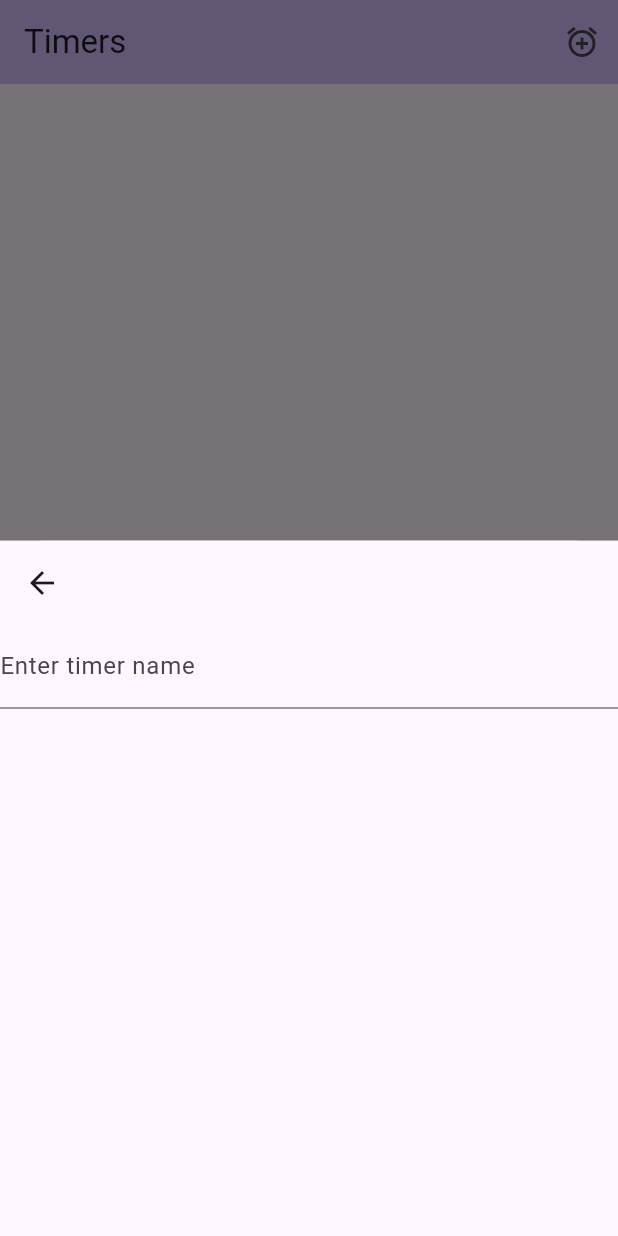
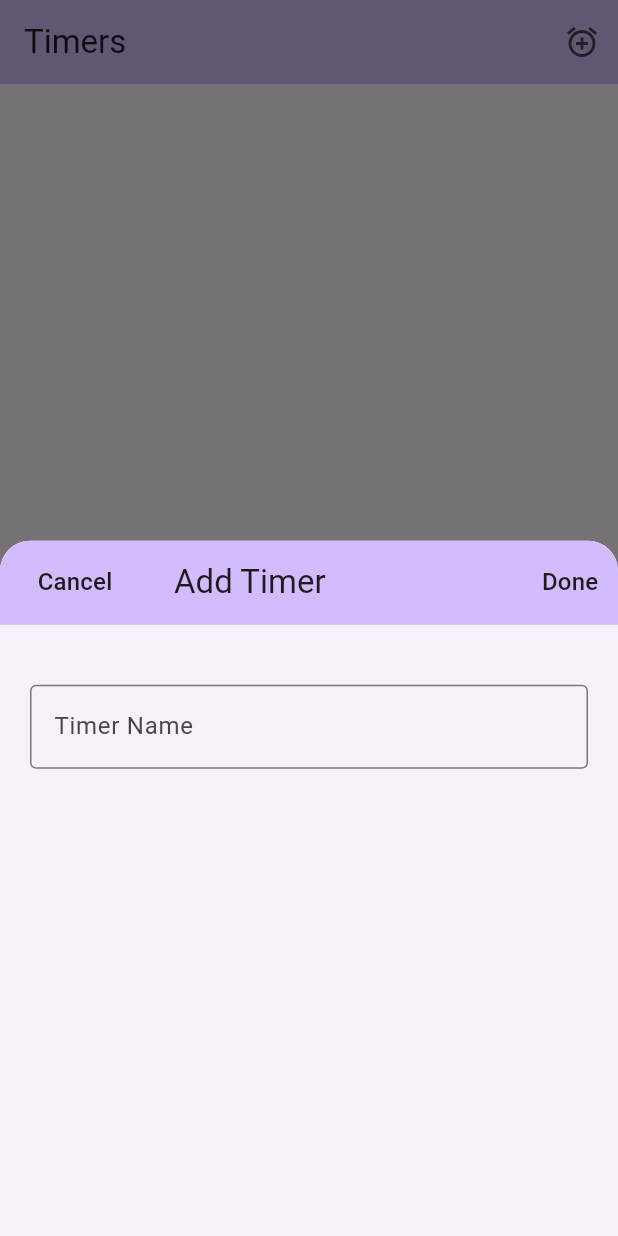
Before and after one commit to orangatun/timing-flutter, a Flutter app: the screen it shows after launch, after a tap on the "add alarm" icon, on a phone screen of 412 x 824 dp. Run offline on Flutter 3.47's test engine with Material 2 defaults, Android fonts, the phone set to English and light mode, and no system bars.

Commit message:
Fixed subsequent timer names Improved look of details screen and modal Added done and cancel text buttons to modal and details screen

```diff
--- a/timing/lib/main.dart
+++ b/timing/lib/main.dart
@@ -1,5 +1,6 @@
 
 import 'dart:async';
+// import 'dart:html';
 
 import 'package:intl/intl.dart';
 import 'package:provider/provider.dart';
@@ -53,7 +54,6 @@ class MyAppState extends ChangeNotifier {
       t.running += const Duration(seconds: 1);
       notifyListeners();
     });
-    // notifyListeners();
   }
 
   void stopTimer(TimerClock t) {
@@ -210,43 +210,13 @@ class _MyHomePageState extends State<MyHomePage> {
           actions: <Widget>[
             IconButton(
               onPressed: () {
-                showModalBottomSheet<void>(context: context, builder: (BuildContext context) {
-                  return Scaffold(
-
-                  appBar: AppBar(
-                    // title: const Text('Add Timer'),
-
-                    // leading: TextButton(
-                    // // leading: IconButton(icon: Icon(Icons.cancel_outlined),
-                    //   child: const Text('Cancel'),
-                    //   onPressed: () => Navigator.pop(context),
-                    // ),
-                  ),
-                  // body: Card(child: const Text('Name')),
-                  body: Column(
-                    children: <Widget>[
-
-                      TextFormField(
-                        autocorrect: true,
-                        decoration: const InputDecoration(
-                          border: UnderlineInputBorder(),
-                          labelText: 'Enter timer name',
-                        ),
-                        onFieldSubmitted: (value) => appState.addTimer(value),
-                      )
-
-                    ],
-                  )
-                );
-              }
-              );
-
-
+                addTimerModal(context, appState);
               },
               icon: const Icon(Icons.add_alarm_outlined))
           ],
         ),
         body: const Center(
+
           child: Text('No timers yet'),
         ),
       );
@@ -259,7 +229,7 @@ class _MyHomePageState extends State<MyHomePage> {
         actions: <Widget>[
           IconButton(
             onPressed: () {
-                appState.addTimer('Tmp');
+                addTimerModal(context, appState);
               },
             icon: const Icon(Icons.add_alarm_outlined))
         ],
@@ -286,6 +256,60 @@ class _MyHomePageState extends State<MyHomePage> {
       ),
     );
   }
+
+  Future<void> addTimerModal(BuildContext context, MyAppState appState) {
+
+    final nameController = TextEditingController();
+
+    final actionButtonTextStyle = Theme.of(context).textTheme.titleMedium;
+    return showModalBottomSheet<void>(
+      context: context,
+      shape: const RoundedRectangleBorder(borderRadius: BorderRadius.vertical(top: Radius.circular(20))),
+      builder: (BuildContext context) {
+        return Column(
+          children: [
+            AppBar(
+              shape: const RoundedRectangleBorder(borderRadius: BorderRadius.vertical(top: Radius.circular(20))),
+              title: const Text('Add Timer'),
+              backgroundColor: Theme.of(context).colorScheme.inversePrimary,
+
+              leadingWidth: 100,
+              leading: TextButton(
+                child: Text('Cancel', style: actionButtonTextStyle),
+
+                onPressed: () => Navigator.pop(context),
+              ),
+              actions: <Widget>[
+                TextButton(
+                  onPressed: () => {
+                    // TO-DO: Text validation
+                    appState.addTimer(nameController.text),
+                    Navigator.pop(context),
+                  },
+                  child: Text('Done', style: actionButtonTextStyle),
+                ),
+              ],
+            ),
+            Padding(
+              padding: const EdgeInsets.fromLTRB(20.0, 40.0, 20.0, 0.0),
+              child: Column(
+              children: <Widget>[
+                TextFormField(
+                  autocorrect: true,
+                  decoration: const InputDecoration(
+                    border: OutlineInputBorder(),
+                    labelText: 'Timer Name'
+                  ),
+                  controller: nameController,
+                )
+              ],
+              ),
+            ),
+          ],
+        );
+      }
+    );
+  }
 }
 
 
@@ -298,42 +322,54 @@ class TimerDetailsView extends StatelessWidget {
   @override
   Widget build(BuildContext context) {
 
+    var appState = context.watch<MyAppState>();
 
-    var appContext = context.watch<MyAppState>();
+    final nameController = TextEditingController();
+    nameController.text = timer.name;
+
+    final actionButtonTextStyle = Theme.of(context).textTheme.titleMedium;
 
     return Scaffold(
       appBar: AppBar(
         backgroundColor: Theme.of(context).colorScheme.inversePrimary,
         title: Text(timer.name),
+        actions: <Widget>[
+          TextButton(
+            onPressed: () => {
+              // TO-DO: Text validation
+              appState.setTimerName(timer, nameController.text),
+              Navigator.pop(context),
+            },
+            child: Text('Done', style: actionButtonTextStyle),
+          ),
+        ],
       ),
       body: Center(
         child: Padding(
-          padding: const EdgeInsets.fromLTRB(8.0, 40.0, 8.0, 8.0),
+          padding: const EdgeInsets.fromLTRB(20.0, 40.0, 20.0, 8.0),
           child: Column(
 
             children: [
               SizedBox(
-                width: 350,
                 child: TextFormField(
                   autocorrect: true,
                   decoration: const InputDecoration(
                     border: OutlineInputBorder(),
                     labelText: 'Timer Name'
                   ),
-                  initialValue: timer.name,
-                  onFieldSubmitted: (value) => {
-                      appContext.setTimerName(timer, value),
-                      Navigator.pop(context) // TO-DO: Move this to a done button.
-                  },
+                  controller: nameController,
 
                 ),
               ),
-              FilledButton(
-                onPressed: () => {
-                  appContext.deleteTimer(timer),
-                  Navigator.pop(context)
-                },
-                child: const Text('Delete'),
+              Padding(
+                padding: const EdgeInsets.only(top:20.0),
+                child: FilledButton(
+                  onPressed: () => {
+                    appState.deleteTimer(timer),
+                    Navigator.pop(context)
+                  },
+                  child: const Text('Delete'),
+                ),
               ),
             ]
           ),
```
